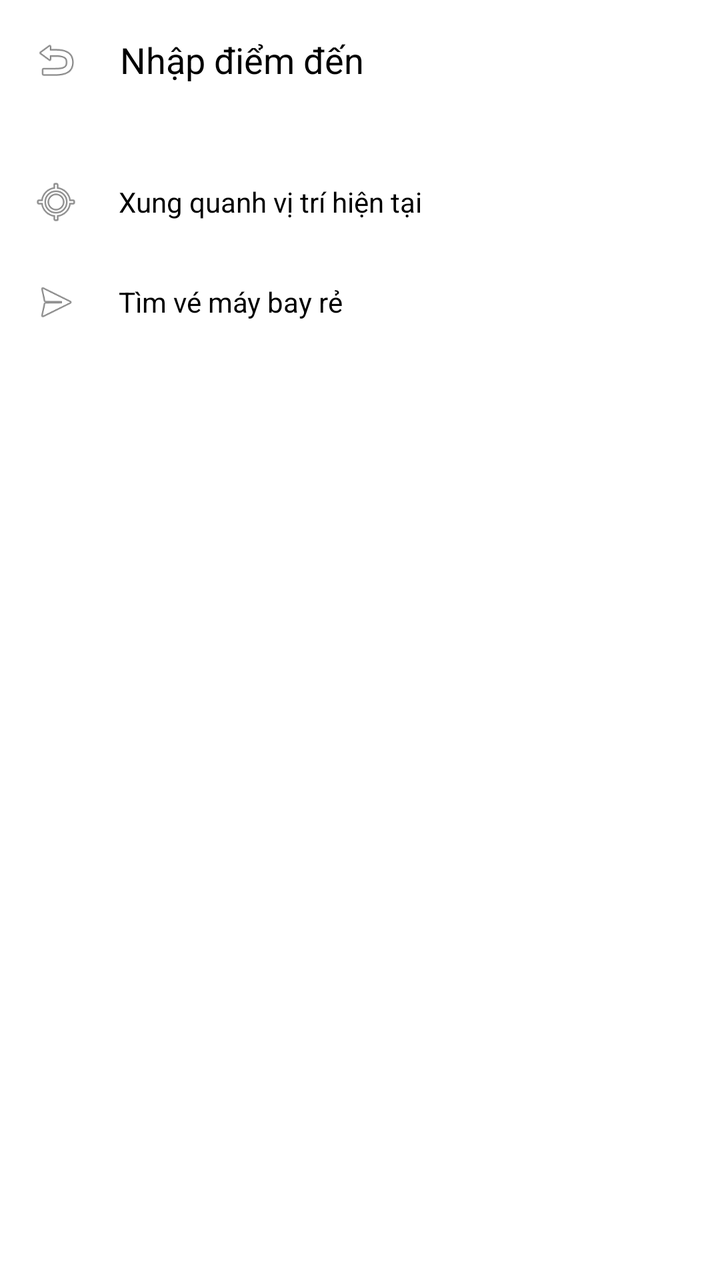
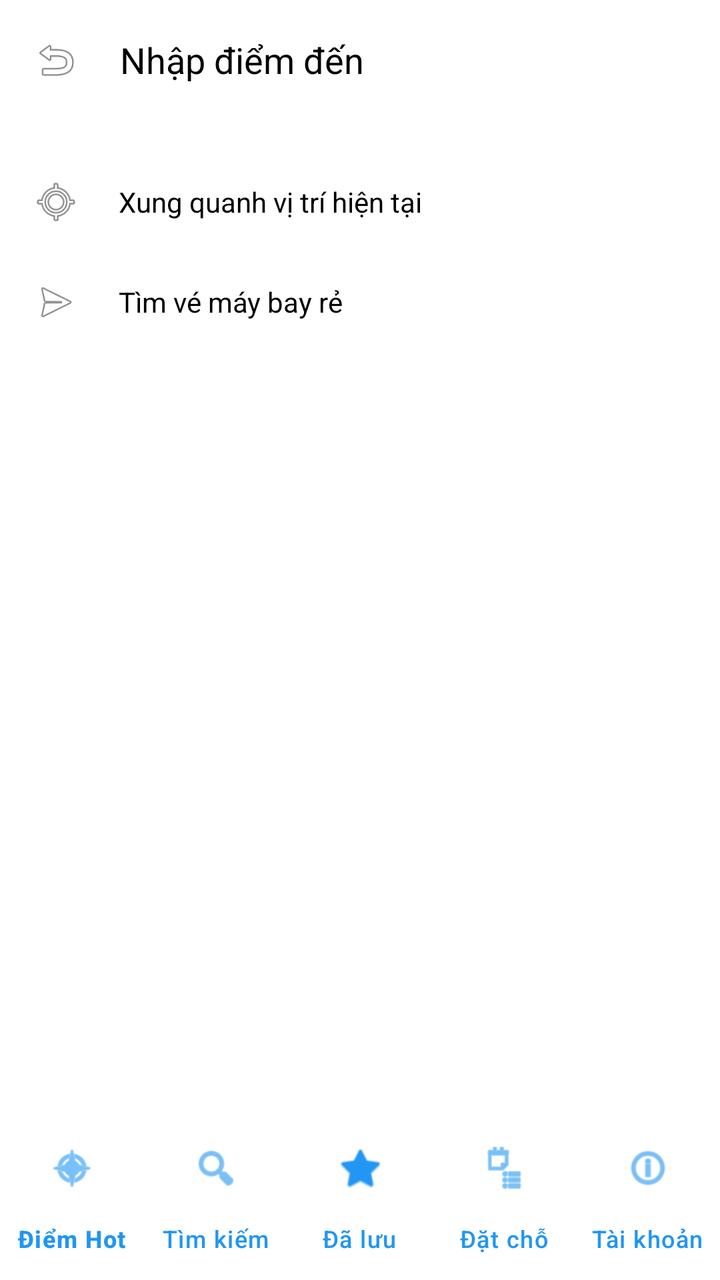

The first picture is an Android layout as it rendered before a commit; the second is the same layout after the commit. The layout source and the unified diff follow.
<!-- AndroidManifest.xml: application theme Theme.AppTravelReviewHelper -->
<!-- res/layout/activity_search.xml -->
<?xml version="1.0" encoding="utf-8"?>
<LinearLayout xmlns:android="http://schemas.android.com/apk/res/android"
    android:layout_width="match_parent"
    android:layout_height="match_parent"
    android:orientation="vertical"
    android:background="#FFFFFF">

    
    <LinearLayout
        android:layout_width="match_parent"
        android:layout_height="60dp"
        android:orientation="horizontal"
        android:gravity="center_vertical"
        android:padding="8dp"
        android:background="#FFFFFF">

        <ImageView
            android:id="@+id/btnBack"
            android:layout_width="40dp"
            android:layout_height="40dp"
            android:padding="8dp"
            android:src="@android:drawable/ic_menu_revert" />

        <EditText
            android:id="@+id/edtSearchBox"
            android:layout_width="match_parent"
            android:layout_height="match_parent"
            android:background="@null"
            android:hint="Nhập điểm đến"
            android:textColor="#000000"
            android:textColorHint="#000000"
            android:paddingStart="12dp"
            android:paddingEnd="12dp"
            android:inputType="text"
            android:maxLines="1" />
    </LinearLayout>

    
    <LinearLayout
        android:id="@+id/layoutSuggestions"
        android:layout_width="match_parent"
        android:layout_height="wrap_content"
        android:orientation="vertical"
        android:padding="16dp">

        <LinearLayout
            android:id="@+id/itemNearby"
            android:layout_width="match_parent"
            android:layout_height="50dp"
            android:gravity="center_vertical"
            android:clickable="true">
            <ImageView android:layout_width="24dp" android:layout_height="24dp" android:src="@android:drawable/ic_menu_mylocation" />
            <TextView android:layout_width="wrap_content" android:layout_height="wrap_content" android:text=" Xung quanh vị trí hiện tại" android:textColor="#000000" android:layout_marginStart="16dp"/>
        </LinearLayout>

        <LinearLayout
            android:id="@+id/itemFlight"
            android:layout_width="match_parent"
            android:layout_height="50dp"
            android:gravity="center_vertical"
            android:clickable="true">
            <ImageView android:layout_width="24dp" android:layout_height="24dp" android:src="@android:drawable/ic_menu_send" />
            <TextView android:layout_width="wrap_content" android:layout_height="wrap_content" android:text=" Tìm vé máy bay rẻ" android:textColor="#000000" android:layout_marginStart="16dp"/>
        </LinearLayout>
    </LinearLayout>

    
    <androidx.recyclerview.widget.RecyclerView
        android:id="@+id/rvSearchResults"
        android:layout_width="match_parent"
        android:layout_height="match_parent"
        android:visibility="gone"
        android:paddingTop="8dp"/>
</LinearLayout>
<!-- resources referenced by this layout -->
<resources>
  <style name="Theme.AppTravelReviewHelper" parent="Base.Theme.AppTravelReviewHelper" />
  <style name="Base.Theme.AppTravelReviewHelper" parent="Theme.Material3.DayNight.NoActionBar">
          
          
      </style>
</resources>

<!-- the commit's change to res/layout/activity_search.xml (unified diff, before → after) -->
@@ -35,40 +35,58 @@
             android:maxLines="1" />
     </LinearLayout>
 
-    
-    <LinearLayout
-        android:id="@+id/layoutSuggestions"
+    <FrameLayout
+        android:layout_width="match_parent"
+        android:layout_height="0dp"
+        android:layout_weight="1">
+
+        
+        <LinearLayout
+            android:id="@+id/layoutSuggestions"
+            android:layout_width="match_parent"
+            android:layout_height="wrap_content"
+            android:orientation="vertical"
+            android:padding="16dp">
+
+            <LinearLayout
+                android:id="@+id/itemNearby"
+                android:layout_width="match_parent"
+                android:layout_height="50dp"
+                android:gravity="center_vertical"
+                android:clickable="true">
+                <ImageView android:layout_width="24dp" android:layout_height="24dp" android:src="@android:drawable/ic_menu_mylocation" />
+                <TextView android:layout_width="wrap_content" android:layout_height="wrap_content" android:text=" Xung quanh vị trí hiện tại" android:textColor="#000000" android:layout_marginStart="16dp"/>
+            </LinearLayout>
+
+            <LinearLayout
+                android:id="@+id/itemFlight"
+                android:layout_width="match_parent"
+                android:layout_height="50dp"
+                android:gravity="center_vertical"
+                android:clickable="true">
+                <ImageView android:layout_width="24dp" android:layout_height="24dp" android:src="@android:drawable/ic_menu_send" />
+                <TextView android:layout_width="wrap_content" android:layout_height="wrap_content" android:text=" Tìm vé máy bay rẻ" android:textColor="#000000" android:layout_marginStart="16dp"/>
+            </LinearLayout>
+        </LinearLayout>
+
+        
+        <androidx.recyclerview.widget.RecyclerView
+            android:id="@+id/rvSearchResults"
+            android:layout_width="match_parent"
+            android:layout_height="match_parent"
+            android:visibility="gone"
+            android:paddingTop="8dp"/>
+    </FrameLayout>
+
+    <com.google.android.material.bottomnavigation.BottomNavigationView
+        android:id="@+id/bottomNavigation"
         android:layout_width="match_parent"
         android:layout_height="wrap_content"
-        android:orientation="vertical"
-        android:padding="16dp">
-
-        <LinearLayout
-            android:id="@+id/itemNearby"
-            android:layout_width="match_parent"
-            android:layout_height="50dp"
-            android:gravity="center_vertical"
-            android:clickable="true">
-            <ImageView android:layout_width="24dp" android:layout_height="24dp" android:src="@android:drawable/ic_menu_mylocation" />
-            <TextView android:layout_width="wrap_content" android:layout_height="wrap_content" android:text=" Xung quanh vị trí hiện tại" android:textColor="#000000" android:layout_marginStart="16dp"/>
-        </LinearLayout>
-
-        <LinearLayout
-            android:id="@+id/itemFlight"
-            android:layout_width="match_parent"
-            android:layout_height="50dp"
-            android:gravity="center_vertical"
-            android:clickable="true">
-            <ImageView android:layout_width="24dp" android:layout_height="24dp" android:src="@android:drawable/ic_menu_send" />
-            <TextView android:layout_width="wrap_content" android:layout_height="wrap_content" android:text=" Tìm vé máy bay rẻ" android:textColor="#000000" android:layout_marginStart="16dp"/>
-        </LinearLayout>
-    </LinearLayout>
-
-    
-    <androidx.recyclerview.widget.RecyclerView
-        android:id="@+id/rvSearchResults"
-        android:layout_width="match_parent"
-        android:layout_height="match_parent"
-        android:visibility="gone"
-        android:paddingTop="8dp"/>
+        android:background="#FFFFFF"
+        xmlns:app="http://schemas.android.com/apk/res-auto"
+        app:menu="@menu/bottom_nav_menu"
+        app:itemIconTint="#2196F3"
+        app:itemTextColor="#2196F3"
+        app:labelVisibilityMode="labeled"
+        android:elevation="8dp"/>
 </LinearLayout>
